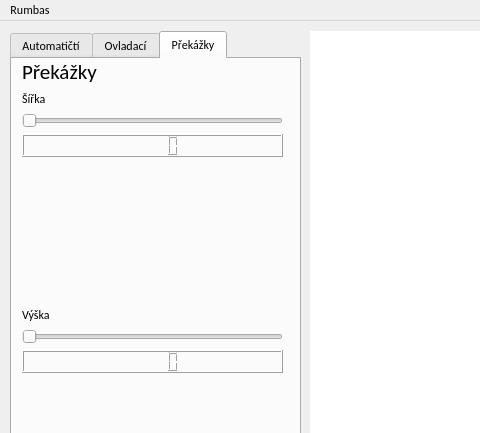
hlasensky/icp-proj, file mainwindow.ui: the form before one commit; both pictures show x 0 to 480 and y 0 to 433 of the 1336 by 715 pixel window.
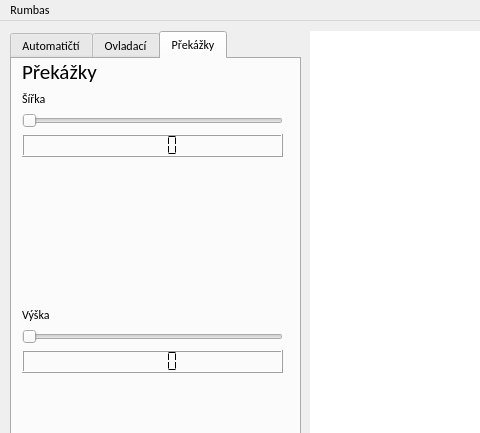
The form after the commit. The open tabs and pages were chosen to show the change. Icons and pictures are not drawn.

Diff of the .ui file:
```diff
--- a/mainwindow.ui
+++ b/mainwindow.ui
@@ -367,7 +367,11 @@
         </widget>
        </item>
        <item>
-        <widget class="QLCDNumber" name="widthObstacleDisplay"/>
+        <widget class="QLCDNumber" name="widthObstacleDisplay">
+         <property name="segmentStyle">
+          <enum>QLCDNumber::Flat</enum>
+         </property>
+        </widget>
        </item>
        <item>
         <spacer name="verticalSpacer_5">
@@ -403,7 +407,11 @@
         </widget>
        </item>
        <item>
-        <widget class="QLCDNumber" name="heightObstacleDisplay"/>
+        <widget class="QLCDNumber" name="heightObstacleDisplay">
+         <property name="segmentStyle">
+          <enum>QLCDNumber::Flat</enum>
+         </property>
+        </widget>
        </item>
        <item>
         <spacer name="verticalSpacer_4">
```
Left out of the diff: 6 changed lines with no effect on the pictures.
